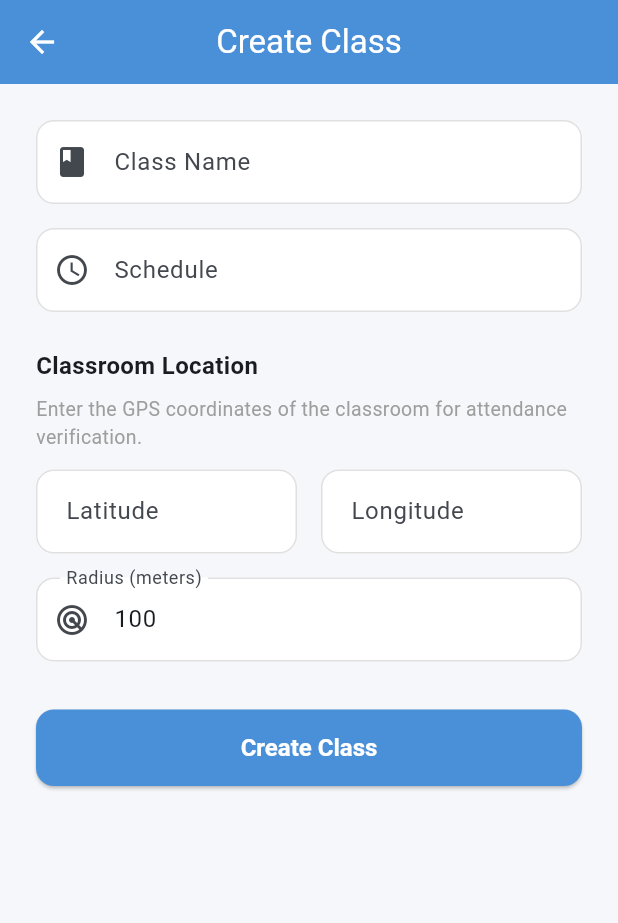
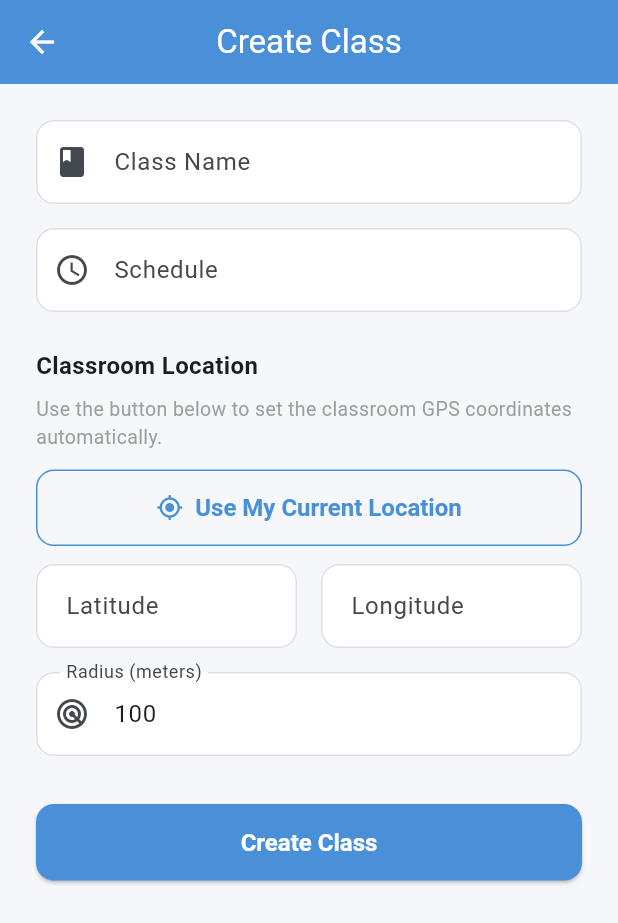
Before and after one commit to SittiphonRodmanee-6731503040/CheckClass, a Flutter app: the ClassManagementScreen screen opened directly, on a phone screen of 412 x 824 dp. Shown: the top 923 px of the screen. Run offline on Flutter 3.47's test engine with Material 3 defaults, Android fonts, the phone set to English and light mode, and no system bars; our stand-ins replace cloud_firestore, firebase_auth, firebase_core, geolocator, qr_flutter; missing offline and left inert: mobile_scanner; accounts and stored records are empty.

Commit message:
Replace manual GPS input with auto-location for class creation
- Added 'Use My Current Location' button using LocationService
- Lat/Lng fields are now read-only (populated by GPS)
- Same permission flow as student check-in

Co-authored-by: Copilot <223556219+Copilot@users.noreply.github.com>

```diff
--- a/lib/screens/instructor/class_management_screen.dart
+++ b/lib/screens/instructor/class_management_screen.dart
@@ -2,6 +2,7 @@ import 'package:flutter/material.dart';
 import '../../models/class_model.dart';
 import '../../services/auth_service.dart';
 import '../../services/firestore_service.dart';
+import '../../services/location_service.dart';
 import '../../utils/helpers.dart';
 import '../../utils/validators.dart';
 
@@ -23,7 +24,9 @@ class _ClassManagementScreenState extends State<ClassManagementScreen> {
   final _scheduleController = TextEditingController();
   final _authService = AuthService();
   final _firestoreService = FirestoreService();
+  final _locationService = LocationService();
   bool _isLoading = false;
+  bool _isLocating = false;
 
   bool get isEditing => widget.existingClass != null;
 
@@ -49,6 +52,39 @@ class _ClassManagementScreenState extends State<ClassManagementScreen> {
     _radiusController.dispose();
     _scheduleController.dispose();
     super.dispose();
+  }
+
+  Future<void> _useCurrentLocation() async {
+    setState(() => _isLocating = true);
+    try {
+      final hasPermission = await _locationService.checkPermission();
+      if (!hasPermission) {
+        if (mounted) {
+          Helpers.showSnackBar(
+            context,
+            'Location permission denied. Please enable location services.',
+            isError: true,
+          );
+        }
+        return;
+      }
+      final position = await _locationService.getCurrentPosition();
+      _latController.text = position.latitude.toStringAsFixed(6);
+      _lngController.text = position.longitude.toStringAsFixed(6);
+      if (mounted) {
+        Helpers.showSnackBar(context, 'Location captured!');
+      }
+    } catch (e) {
+      if (mounted) {
+        Helpers.showSnackBar(
+          context,
+          'Failed to get location: $e',
+          isError: true,
+        );
+      }
+    } finally {
+      if (mounted) setState(() => _isLocating = false);
+    }
   }
 
   Future<void> _save() async {
@@ -128,8 +164,27 @@ class _ClassManagementScreenState extends State<ClassManagementScreen> {
                 ),
                 const SizedBox(height: 8),
                 const Text(
-                  'Enter the GPS coordinates of the classroom for attendance verification.',
+                  'Use the button below to set the classroom GPS coordinates automatically.',
                   style: TextStyle(color: Colors.grey, fontSize: 13),
+                ),
+                const SizedBox(height: 12),
+                SizedBox(
+                  width: double.infinity,
+                  child: OutlinedButton.icon(
+                    onPressed: _isLocating ? null : _useCurrentLocation,
+                    icon: _isLocating
+                        ? const SizedBox(
+                            height: 18,
+                            width: 18,
+                            child: CircularProgressIndicator(strokeWidth: 2),
+                          )
+                        : const Icon(Icons.my_location),
+                    label: Text(
+                      _isLocating
+                          ? 'Getting location...'
+                          : 'Use My Current Location',
+                    ),
+                  ),
                 ),
                 const SizedBox(height: 12),
                 Row(
@@ -137,14 +192,11 @@ class _ClassManagementScreenState extends State<ClassManagementScreen> {
                     Expanded(
                       child: TextFormField(
                         controller: _latController,
-                        keyboardType: const TextInputType.numberWithOptions(
-                          decimal: true,
-                          signed: true,
-                        ),
+                        readOnly: true,
                         validator: (v) => Validators.required(v, 'Latitude'),
                         decoration: const InputDecoration(
                           labelText: 'Latitude',
-                          hintText: 'e.g., 13.7563',
+                          hintText: 'Tap button above',
                         ),
                       ),
                     ),
@@ -152,14 +204,11 @@ class _ClassManagementScreenState extends State<ClassManagementScreen> {
                     Expanded(
                       child: TextFormField(
                         controller: _lngController,
-                        keyboardType: const TextInputType.numberWithOptions(
-                          decimal: true,
-                          signed: true,
-                        ),
+                        readOnly: true,
                         validator: (v) => Validators.required(v, 'Longitude'),
                         decoration: const InputDecoration(
                           labelText: 'Longitude',
-                          hintText: 'e.g., 100.5018',
+                          hintText: 'Tap button above',
                         ),
                       ),
                     ),
```
